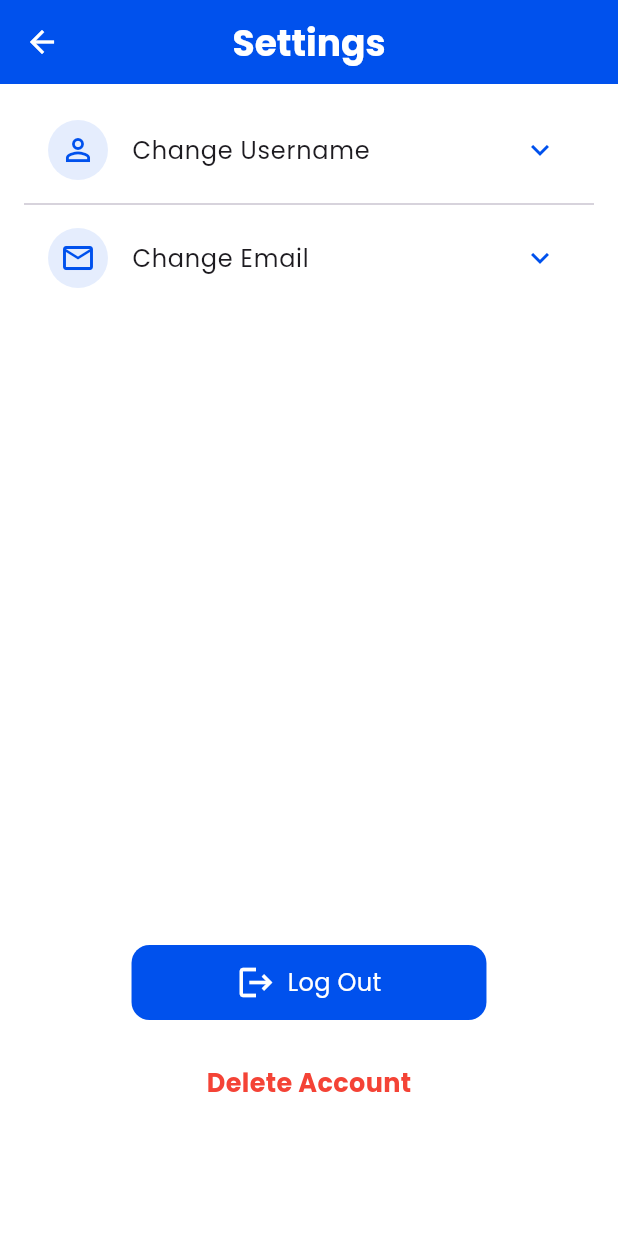
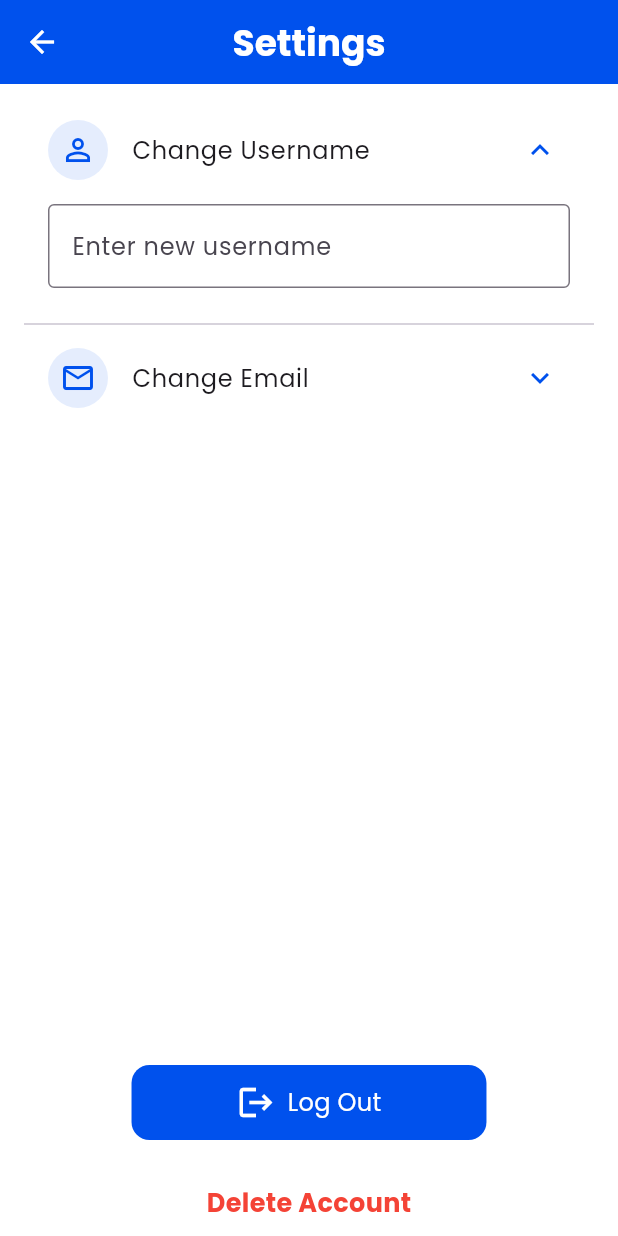
Before and after one commit to wathilaDewnaka/ridelanka-mobile-app-client, a Flutter app: the SettingsPage screen opened directly, after a tap on "Change Username", on a phone screen of 412 x 824 dp. Run offline on Flutter 3.47's test engine with Material 3 defaults, Android fonts, the phone set to English and light mode, and no system bars; our stand-ins replace firebase_core; accounts and stored records are empty.

Commit message:
Added the new username field in settings

```diff
--- a/lib/src/screens/rider/settings_tab.dart
+++ b/lib/src/screens/rider/settings_tab.dart
@@ -1,12 +1,19 @@
 import 'package:flutter/material.dart';
 
-class SettingsPage extends StatelessWidget {
+class SettingsPage extends StatefulWidget {
   const SettingsPage({super.key});
+
+  @override
+  _SettingsPageState createState() => _SettingsPageState();
+}
+
+class _SettingsPageState extends State<SettingsPage> {
+  bool isUsernameExpanded = false;
 
   @override
   Widget build(BuildContext context) {
     const Color iconColor = Color(0xFF0051ED);
-    const Color iconBackgroundColor = Color(0x1A0051ED); // Light opacity (10%)
+    const Color iconBackgroundColor = Color(0x1A0051ED);
 
     return Scaffold(
       appBar: AppBar(
@@ -37,9 +44,49 @@ class SettingsPage extends StatelessWidget {
                 child: Icon(Icons.person_outline, color: iconColor),
               ),
               title: const Text('Change Username'),
-              trailing: const Icon(Icons.keyboard_arrow_down, color: iconColor),
-              onTap: () {},
+              trailing: Icon(
+                isUsernameExpanded
+                    ? Icons.keyboard_arrow_up
+                    : Icons.keyboard_arrow_down,
+                color: iconColor,
+              ),
+              onTap: () {
+                setState(() {
+                  isUsernameExpanded = !isUsernameExpanded;
+                });
+              },
             ),
+            if (isUsernameExpanded)
+              Padding(
+                padding:
+                    const EdgeInsets.symmetric(horizontal: 16.0, vertical: 8.0),
+                child: Column(
+                  children: [
+                    const TextField(
+                      decoration: InputDecoration(
+                        labelText: 'Enter new username',
+                        border: OutlineInputBorder(),
+                      ),
+                    ),
+                    const SizedBox(height: 8),
+                    // ElevatedButton(
+                    //   onPressed: () {
+                    //     ScaffoldMessenger.of(context).showSnackBar(
+                    //       SnackBar(
+                    //         content: const Text(
+                    //           'Please enter a valid username',
+                    //           style:
+                    //               TextStyle(color: Colors.black, fontSize: 16),
+                    //         ),
+                    //         backgroundColor: Colors.red,
+                    //       ),
+                    //     );
+                    //   },
+                    //   child: const Text('Save'),
+                    // ),
+                  ],
+                ),
+              ),
             const Divider(),
             ListTile(
               leading: CircleAvatar(
@@ -50,24 +97,21 @@ class SettingsPage extends StatelessWidget {
               trailing: const Icon(Icons.keyboard_arrow_down, color: iconColor),
               onTap: () {},
             ),
-            SizedBox(height: 430),
+            const SizedBox(height: 430),
             Row(
               mainAxisAlignment: MainAxisAlignment.center,
               children: [
                 Container(
-                  padding: EdgeInsets.symmetric(horizontal: 70, vertical: 12),
+                  padding:
+                      const EdgeInsets.symmetric(horizontal: 70, vertical: 12),
                   decoration: BoxDecoration(
-                    color: Color(0xFF0051ED),
+                    color: iconColor,
                     borderRadius: BorderRadius.circular(12),
                   ),
-                  child: Row(
+                  child: const Row(
                     mainAxisAlignment: MainAxisAlignment.center,
                     children: [
-                      Icon(
-                        Icons.logout,
-                        size: 26,
-                        color: Colors.white,
-                      ),
+                      Icon(Icons.logout, size: 26, color: Colors.white),
                       SizedBox(width: 8),
                       Text(
                         'Log Out',
@@ -81,15 +125,18 @@ class SettingsPage extends StatelessWidget {
                 ),
               ],
             ),
-            SizedBox(height: 30),
-            Row(
+            const SizedBox(height: 30),
+            const Row(
               mainAxisAlignment: MainAxisAlignment.center,
               children: [
-                Text('Delete Account',
-                    style: TextStyle(
-                        color: Colors.red,
-                        fontSize: 17,
-                        fontWeight: FontWeight.bold)),
+                Text(
+                  'Delete Account',
+                  style: TextStyle(
+                    color: Colors.red,
+                    fontSize: 17,
+                    fontWeight: FontWeight.bold,
+                  ),
+                ),
               ],
             )
           ],
```
